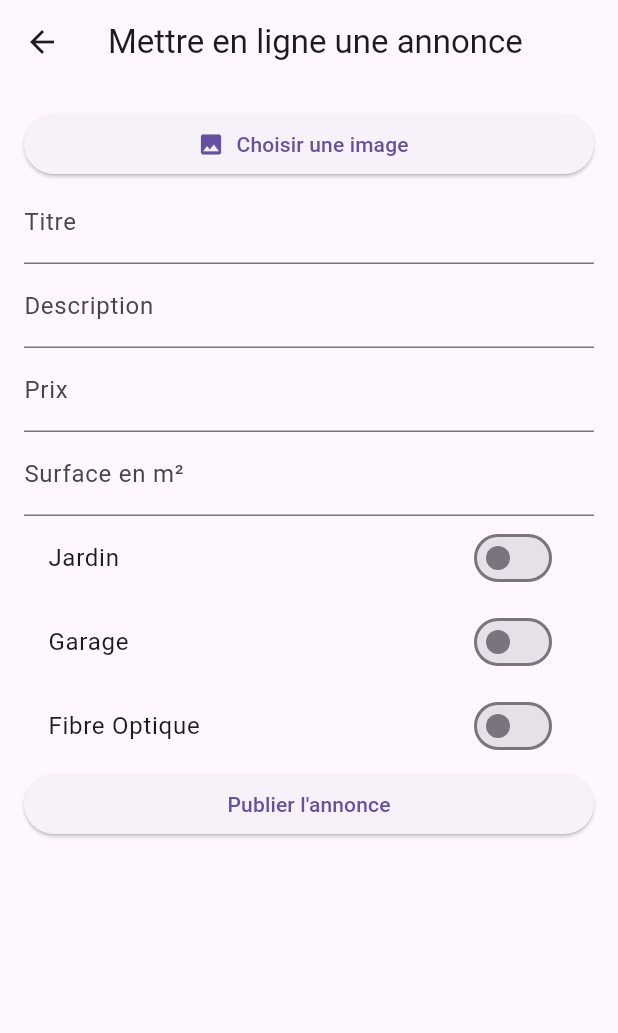
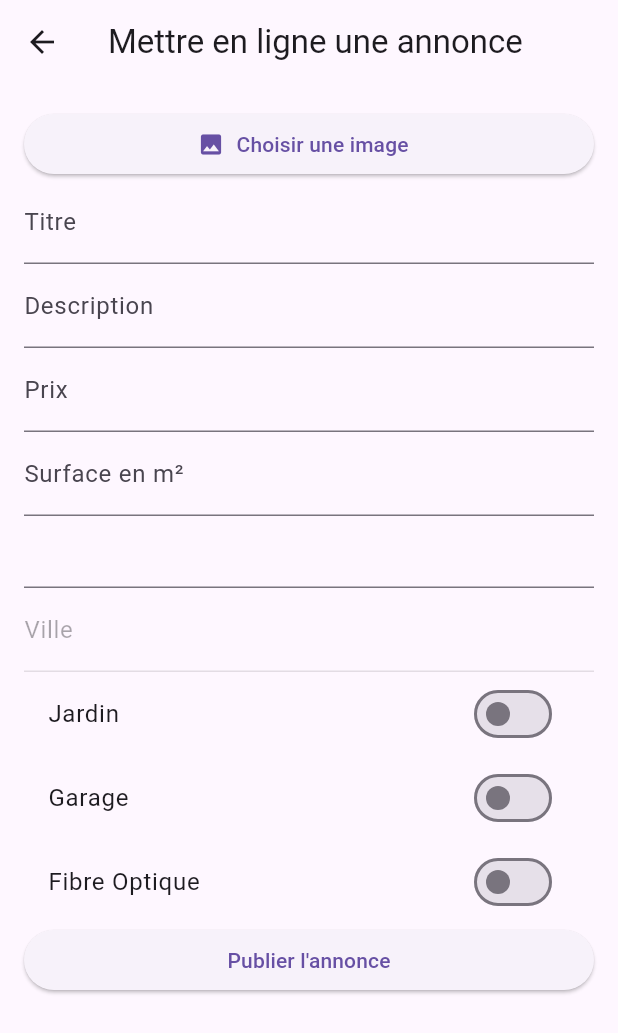
Before and after one commit to Baathn/okeysapp, a Flutter app: the UploadPage screen opened by its route, on a phone screen of 412 x 824 dp. Shown: the top 1033 px of the screen. Run offline on Flutter 3.47's test engine with Material 3 defaults, Android fonts, the phone set to English and light mode, and no system bars; our stand-ins replace cloud_firestore, firebase_auth, firebase_core, firebase_storage, image_picker; accounts and stored records are empty.

Commit message:
Risques dynamique

```diff
--- a/lib/classes/annonce_class.dart
+++ b/lib/classes/annonce_class.dart
@@ -1,8 +1,10 @@
-import 'package:cloud_firestore/cloud_firestore.dart';
-
 class Annonce {
   String id;
   String titre;
+  String departement;
+  String ville;
+  String codeDepartement;
+  String codeVille;
   String description;
   String imageUrl;
   double prix;
@@ -14,6 +16,10 @@ class Annonce {
   Annonce({
     required this.id,
     required this.titre,
+    required this.departement,
+    required this.ville,
+    required this.codeDepartement,
+    required this.codeVille,
     required this.description,
     required this.imageUrl,
     required this.prix,
@@ -26,6 +32,10 @@ class Annonce {
   Map<String, dynamic> toJson() => {
         'titre': titre,
         'description': description,
+        'departement': departement,
+        'ville': ville,
+        'codeDepartement': codeDepartement,
+        'codeVille': codeVille,
         'imageUrl': imageUrl,
         'prix': prix,
         'm2': m2,
@@ -37,6 +47,10 @@ class Annonce {
   static Annonce fromJson(Map<String, dynamic> json, String id) => Annonce(
         id: id,
         titre: json['titre'],
+        departement: json['departement'],
+        ville: json['ville'],
+        codeDepartement: json['codeDepartement'],
+        codeVille: json['codeVille'],
         description: json['description'],
         imageUrl: json['imageUrl'],
         prix: json['prix'].toDouble(),
@@ -45,6 +59,4 @@ class Annonce {
         garage: json['garage'],
         fibreOptique: json['fibreOptique'],
       );
-
-  static fromFirestore(QueryDocumentSnapshot<Object?> doc) {}
 }
--- a/lib/pages/info_page.dart
+++ b/lib/pages/info_page.dart
@@ -40,7 +40,7 @@ class _InfoBodyState extends State<InfoBody> {
   AppUser? _selectedAgent;
   List<String> risks = [];
   bool isLoading = true;
-  String inseeCode = 'API PAUL';
+  late String inseeCode = widget.annonce.codeVille;
 
   @override
   void initState() {
@@ -274,7 +274,7 @@ class _InfoBodyState extends State<InfoBody> {
                 ),
                 const SizedBox(height: 10,),
                 isLoading
-                    ? Center(child: CircularProgressIndicator())
+                    ? const Center(child: CircularProgressIndicator())
                     : Column(
                         crossAxisAlignment: CrossAxisAlignment.start,
                         children: risks
--- a/lib/pages/upload_page.dart
+++ b/lib/pages/upload_page.dart
@@ -1,5 +1,6 @@
 // ignore_for_file: use_build_context_synchronously, avoid_print, library_private_types_in_public_api
 
+import 'dart:convert';
 import 'dart:io';
 import 'package:flutter/material.dart';
 import 'package:image_picker/image_picker.dart';
@@ -7,6 +8,7 @@ import 'package:firebase_storage/firebase_storage.dart';
 import 'package:okeys/classes/annonce_class.dart';
 import 'package:path/path.dart' as path;
 import 'package:okeys/services/firebase_services.dart';
+import 'package:http/http.dart' as http;
 
 class UploadPage extends StatefulWidget {
   final Annonce? annonceToEdit;
@@ -28,6 +30,11 @@ class _UploadPageState extends State<UploadPage> {
   bool _fibreOptique = false;
   File? _image;
   final picker = ImagePicker();
+  String? selectedDepartementCode;
+  final TextEditingController _departementController = TextEditingController();
+  final TextEditingController _villeController = TextEditingController();
+  UniqueKey _villeFieldKey = UniqueKey();
+  String? selectedVilleCode;
 
   @override
   void initState() {
@@ -77,6 +84,10 @@ class _UploadPageState extends State<UploadPage> {
       jardin: _jardin,
       garage: _garage,
       fibreOptique: _fibreOptique,
+      departement: _departementController.text,
+      ville: _villeController.text,
+      codeDepartement: selectedDepartementCode ?? "",
+      codeVille: selectedVilleCode ?? "",
     );
 
     if (widget.annonceToEdit == null) {
@@ -88,6 +99,46 @@ class _UploadPageState extends State<UploadPage> {
     }
 
     Navigator.of(context).pop();
+  }
+
+  Future<List<Map<String, String>>> searchDepartements(String query) async {
+    final url =
+        Uri.parse('https://geo.api.gouv.fr/departements?nom=$query&limit=5');
+    final response = await http.get(url);
+
+    if (response.statusCode == 200) {
+      final List<dynamic> departements = json.decode(response.body);
+      return departements
+          .map((dep) => {
+                "nom": dep['nom']
+                    as String, // Assure-toi que 'nom' est bien une String
+                "code": dep['code']
+                    as String // Assure-toi que 'code' est bien une String
+              })
+          .toList();
+    } else {
+      throw Exception('Failed to load departements');
+    }
+  }
+
+  Future<List<Map<String, String>>> searchVilles(
+      String departementCode, String query) async {
+    final url = Uri.parse(
+        'https://geo.api.gouv.fr/communes?codeDepartement=$departementCode&nom=$query&limit=5');
+    final response = await http.get(url);
+
+    if (response.statusCode == 200) {
+      final List villes = json.decode(response.body);
+      return villes
+          .map((ville) => {
+                "nom": ville['nom'] as String,
+                "code": ville['code']
+                    as String, // Suppose que l'API renvoie un champ 'code'
+              })
+          .toList();
+    } else {
+      throw Exception('Failed to load villes');
+    }
   }
 
   @override
@@ -163,6 +214,54 @@ class _UploadPageState extends State<UploadPage> {
                     return null;
                   },
                 ),
+                Autocomplete<Map<String, String>>(
+                  optionsBuilder: (TextEditingValue textEditingValue) async {
+                    if (textEditingValue.text == '') {
+                      return const Iterable<Map<String, String>>.empty();
+                    }
+                    return await searchDepartements(textEditingValue.text);
+                  },
+                  displayStringForOption: (Map<String, String> option) =>
+                      option['nom']!,
+                  onSelected: (Map<String, String> selection) {
+                    _departementController.text = selection['nom']!;
+                    selectedDepartementCode = selection['code'];
+                    // Réinitialiser la ville et regénérer la key pour forcer la reconstruction
+                    _villeController.clear();
+                    setState(() {
+                      _villeFieldKey = UniqueKey();
+                    });
+                  },
+                ),
+                Autocomplete<Map<String, String>>(
+                  optionsBuilder: (TextEditingValue textEditingValue) async {
+                    if (textEditingValue.text == '' ||
+                        selectedDepartementCode == null) {
+                      return const Iterable<Map<String, String>>.empty();
+                    }
+                    return await searchVilles(
+                        selectedDepartementCode!, textEditingValue.text);
+                  },
+                  displayStringForOption: (Map<String, String> option) =>
+                      option['nom']!,
+                  onSelected: (Map<String, String> selection) {
+                    setState(() {
+                      _villeController.text = selection['nom']!;
+                      selectedVilleCode = selection[
+                          'code']; // Stocker le code de la ville sélectionnée
+                    });
+                  },
+                  fieldViewBuilder:
+                      (_, controller, focusNode, onEditingComplete) {
+                    return TextFormField(
+                      controller: controller,
+                      focusNode: focusNode,
+                      onEditingComplete: onEditingComplete,
+                      decoration: const InputDecoration(labelText: 'Ville'),
+                      enabled: selectedDepartementCode != null,
+                    );
+                  },
+                ),
                 SwitchListTile(
                   title: const Text('Jardin'),
                   value: _jardin,
--- a/lib/services/firebase_services.dart
+++ b/lib/services/firebase_services.dart
@@ -134,9 +134,9 @@ class FirebaseServices {
     await _firestore.collection('visites').doc(id).delete();
   }
 
-
   Future<AppUser?> getUserById(String id) async {
-    final doc = await FirebaseFirestore.instance.collection('users').doc(id).get();
+    final doc =
+        await FirebaseFirestore.instance.collection('users').doc(id).get();
     return doc.exists ? AppUser.fromJson(doc.data()!, doc.id) : null;
   }
 
```
Also changed, not shown: pubspec.lock.
